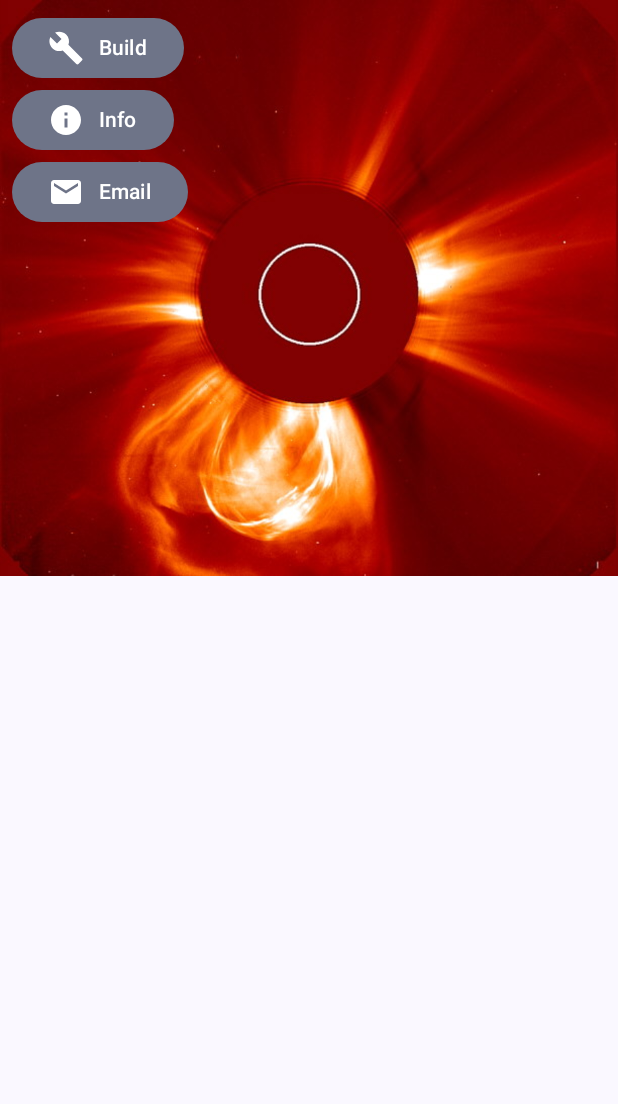
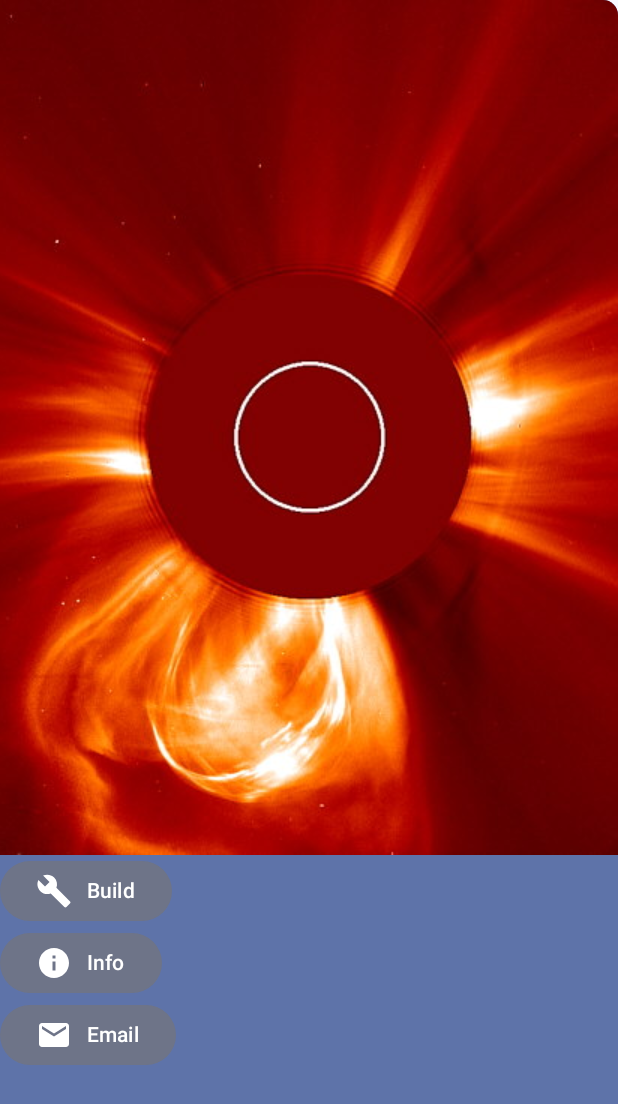
Before and after one commit to dariusxdmemes/ElSol, an Android app built with Jetpack Compose: the composable CajonLateral called with sample values from the repository, on a phone screen of 412 x 824 dp. Shown: the top 1104 px of the screen. Run offline under Robolectric (Android 15) with nearby library versions, the phone set to English and light mode, and no system bars.

```diff
--- a/app/src/main/java/com/example/elsol/MainActivity.kt
+++ b/app/src/main/java/com/example/elsol/MainActivity.kt
@@ -5,13 +5,15 @@ import androidx.activity.ComponentActivity
 import androidx.activity.compose.setContent
 import androidx.activity.enableEdgeToEdge
 import androidx.compose.foundation.Image
+import androidx.compose.foundation.background
 import androidx.compose.foundation.layout.Arrangement
 import androidx.compose.foundation.layout.Box
 import androidx.compose.foundation.layout.Column
 import androidx.compose.foundation.layout.Row
+import androidx.compose.foundation.layout.fillMaxHeight
 import androidx.compose.foundation.layout.fillMaxSize
-import androidx.compose.foundation.layout.fillMaxWidth
 import androidx.compose.foundation.layout.padding
+import androidx.compose.foundation.shape.RoundedCornerShape
 import androidx.compose.material.icons.Icons
 import androidx.compose.material.icons.automirrored.filled.ArrowBack
 import androidx.compose.material.icons.filled.Add
@@ -22,16 +24,19 @@ import androidx.compose.material.icons.filled.Info
 import androidx.compose.material3.Badge
 import androidx.compose.material3.BadgedBox
 import androidx.compose.material3.BottomAppBar
+import androidx.compose.material3.DrawerValue
 import androidx.compose.material3.ExperimentalMaterial3Api
 import androidx.compose.material3.FilledTonalButton
 import androidx.compose.material3.FloatingActionButton
 import androidx.compose.material3.Icon
 import androidx.compose.material3.IconButton
 import androidx.compose.material3.MaterialTheme
+import androidx.compose.material3.ModalNavigationDrawer
 import androidx.compose.material3.Scaffold
 import androidx.compose.material3.SnackbarHost
 import androidx.compose.material3.SnackbarHostState
 import androidx.compose.material3.Text
+import androidx.compose.material3.rememberDrawerState
 import androidx.compose.runtime.Composable
 import androidx.compose.runtime.getValue
 import androidx.compose.runtime.mutableIntStateOf
@@ -40,13 +45,16 @@ import androidx.compose.runtime.rememberCoroutineScope
 import androidx.compose.runtime.setValue
 import androidx.compose.ui.Alignment
 import androidx.compose.ui.Modifier
+import androidx.compose.ui.draw.clip
 import androidx.compose.ui.graphics.Color
+import androidx.compose.ui.layout.ContentScale
 import androidx.compose.ui.res.painterResource
 import androidx.compose.ui.unit.dp
 import androidx.navigation.compose.NavHost
 import androidx.navigation.compose.composable
 import androidx.navigation.compose.rememberNavController
 import com.example.elsol.ui.theme.ElSolTheme
+import kotlinx.coroutines.launch
 
 class MainActivity : ComponentActivity() {
     @OptIn(ExperimentalMaterial3Api::class)
@@ -60,7 +68,16 @@ class MainActivity : ComponentActivity() {
                 val snackbarHostState = remember { SnackbarHostState() }
                 val corutina = rememberCoroutineScope()
                 val navController = rememberNavController()
+                val drawerState = rememberDrawerState(initialValue = DrawerValue.Closed)
 
+                ModalNavigationDrawer(
+                    modifier = Modifier
+                        .padding(top = 20.dp),
+                    drawerState = drawerState,
+                    drawerContent = {
+                        CajonLateral(getInfoBotones())
+                    }
+                ) {
                     Scaffold(
                         snackbarHost = { SnackbarHost(hostState = snackbarHostState) },
                         modifier = Modifier.fillMaxSize(),
@@ -71,7 +88,9 @@ class MainActivity : ComponentActivity() {
                                 actions = {
                                     IconButton(
                                         onClick = {
-
+                                            corutina.launch {
+                                                drawerState.open()
+                                            }
                                         }
                                     ) {
                                         Icon(
@@ -116,7 +135,6 @@ class MainActivity : ComponentActivity() {
                                     }
                                 }
                             )
-                        //CajonLateral()
                         }
                     ) { innerPadding ->
                         NavHost(
@@ -131,6 +149,7 @@ class MainActivity : ComponentActivity() {
                                     snackbarHostState = snackbarHostState,
                                     coroutineScope = corutina
                                 )
+                            }
                         }
                     }
                 }
@@ -158,18 +177,18 @@ fun getInfoBotones(): List<BotonesCajon> {
 
 @Composable
 fun CajonLateral(infoBotones: List<BotonesCajon>) {
-    Box {
+    Box(
+        modifier = Modifier
+            .clip(RoundedCornerShape(topEnd = 10.dp))
+            .fillMaxHeight()
+            .background(MaterialTheme.colorScheme.primaryContainer),
+    ) {
+        Column {
             Image(
                 painter = painterResource(R.drawable.erupcionsolar),
                 contentDescription = "imagen cajon",
-            modifier = Modifier
-                .fillMaxWidth()
+                contentScale = ContentScale.Crop,
             )
-    }
-    Column(
-        modifier = Modifier
-            .padding(8.dp)
-    ) {
                 infoBotones.forEach { boton ->
                     FilledTonalButton(
                         onClick = {  }
@@ -190,3 +209,4 @@ fun CajonLateral(infoBotones: List<BotonesCajon>) {
                 }
         }
     }
+}
```
Lines whose indentation alone changed are shown as unchanged.
